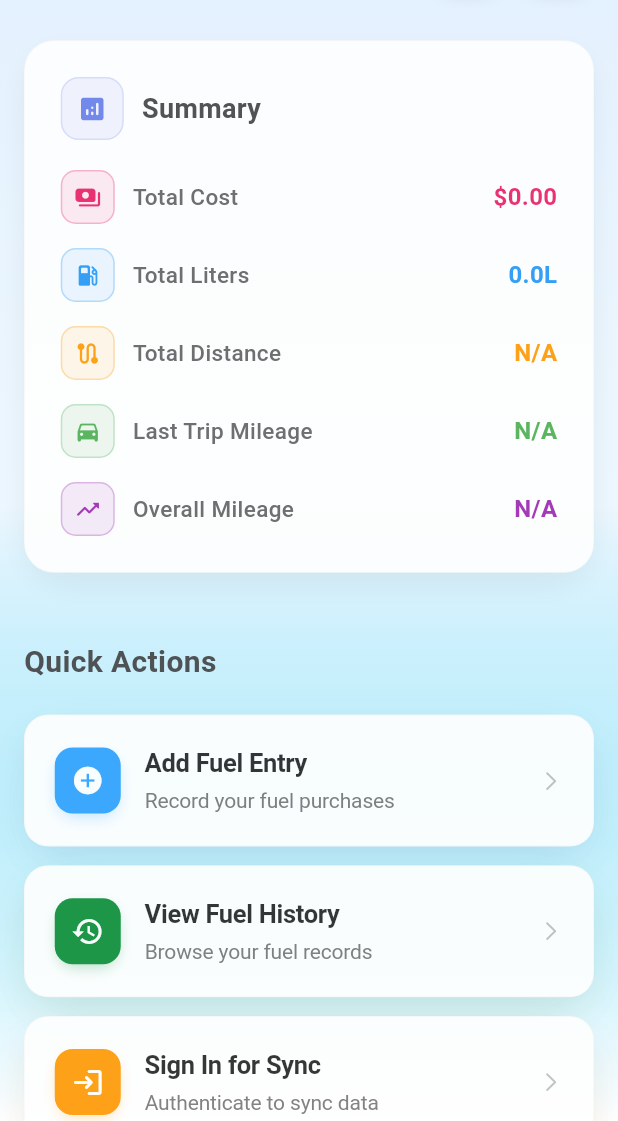
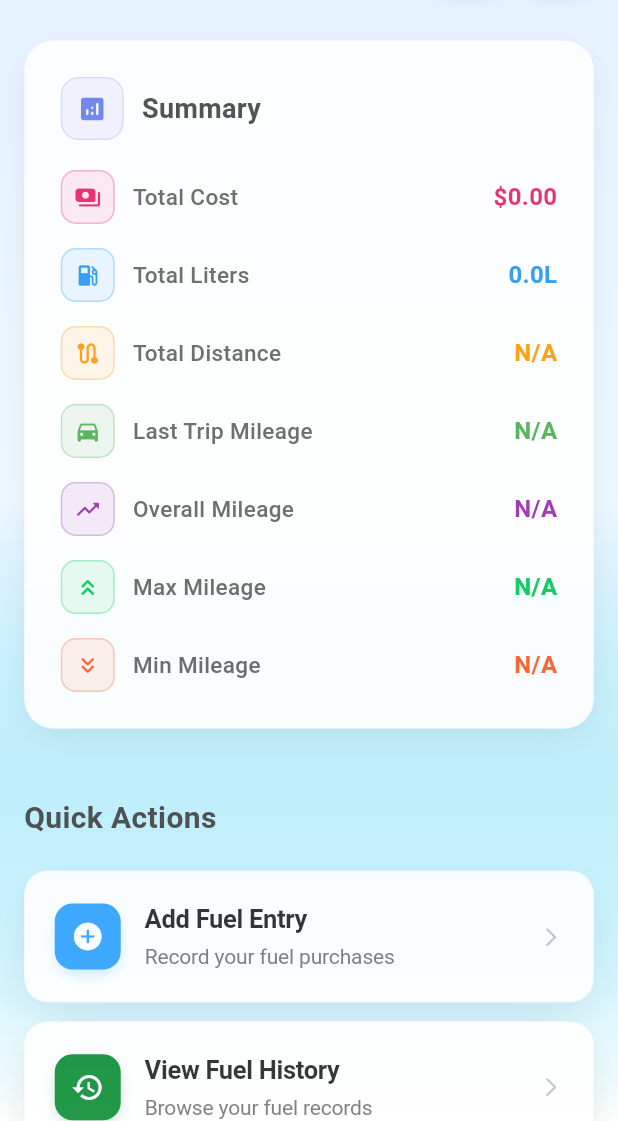
Before and after one commit to blackshadowsoftwareltd/fuel_cost, a Flutter app: the screen it shows after launch, on a phone screen of 412 x 824 dp, the part 115-1236 px from its top. Run offline on Flutter 3.47's test engine with Material 3 defaults, Android fonts, the phone set to English and light mode, and no system bars; our stand-ins replace fl_chart, flutter_riverpod, riverpod_annotation, shared_preferences; generated files the repository leaves out were written again.

Commit message:
fix loading & error message

```diff
--- a/lib/constraints.dart
+++ b/lib/constraints.dart
@@ -1 +1 @@
-const String baseUrl = 'http://localhost:3002';
+const String baseUrl = 'http://127.0.0.1:8880';
--- a/lib/screens/home_screen.dart
+++ b/lib/screens/home_screen.dart
@@ -19,7 +19,6 @@ class HomeScreen extends ConsumerStatefulWidget {
 }
 
 class _HomeScreenState extends ConsumerState<HomeScreen> with TickerProviderStateMixin {
-  bool _isSyncing = false;
 
   late AnimationController _fadeAnimationController;
   late AnimationController _slideAnimationController;
@@ -89,13 +88,11 @@ class _HomeScreenState extends ConsumerState<HomeScreen> with TickerProviderStat
   }
 
   Future<void> _performSync() async {
-    setState(() {
-      _isSyncing = true;
-    });
-
     try {
-      await ref.read(fuelEntriesProvider.notifier).syncWithServer();
-      await ref.read(syncStatusProvider.notifier).refresh();
+      // Use the proper sync provider instead of direct fuel entries sync
+      await ref.read(syncStatusProvider.notifier).performSync();
+      // Refresh fuel entries after sync
+      await ref.read(fuelEntriesProvider.notifier).refresh();
 
       if (mounted) {
         ScaffoldMessenger.of(context).showSnackBar(
@@ -107,12 +104,6 @@ class _HomeScreenState extends ConsumerState<HomeScreen> with TickerProviderStat
         ScaffoldMessenger.of(context).showSnackBar(
           SnackBar(content: Text('Sync failed: $e'), backgroundColor: Colors.red)
         );
-      }
-    } finally {
-      if (mounted) {
-        setState(() {
-          _isSyncing = false;
-        });
       }
     }
   }
@@ -403,6 +394,38 @@ class _HomeScreenState extends ConsumerState<HomeScreen> with TickerProviderStat
                               loading: () => const CircularProgressIndicator(),
                               error: (e, _) => Text('Error: $e'),
                             ),
+
+                            const SizedBox(height: 16),
+
+                            // Max Mileage Line
+                            mileageCalculationsAsync.when(
+                              data: (calculations) => _buildSummaryLine(
+                                icon: Icons.keyboard_double_arrow_up_rounded,
+                                label: 'Max Mileage',
+                                value: calculations['maxMileage']! > 0
+                                    ? '${calculations['maxMileage']!.toStringAsFixed(1)} km/L'
+                                    : 'N/A',
+                                color: const Color(0xFF00C853),
+                              ),
+                              loading: () => const CircularProgressIndicator(),
+                              error: (e, _) => Text('Error: $e'),
+                            ),
+
+                            const SizedBox(height: 16),
+
+                            // Min Mileage Line
+                            mileageCalculationsAsync.when(
+                              data: (calculations) => _buildSummaryLine(
+                                icon: Icons.keyboard_double_arrow_down_rounded,
+                                label: 'Min Mileage',
+                                value: calculations['minMileage']! > 0
+                                    ? '${calculations['minMileage']!.toStringAsFixed(1)} km/L'
+                                    : 'N/A',
+                                color: const Color(0xFFFF5722),
+                              ),
+                              loading: () => const CircularProgressIndicator(),
+                              error: (e, _) => Text('Error: $e'),
+                            ),
                           ],
                         ),
                       ),
@@ -481,26 +504,29 @@ class _HomeScreenState extends ConsumerState<HomeScreen> with TickerProviderStat
                     index: 6,
                     animation: _staggeredAnimation,
                     child: authAsync.when(
-                      data: (isAuthenticated) => lastSyncAsync.when(
+                      data: (isAuthenticated) {
+                        final syncStatusAsync = ref.watch(syncStatusProvider);
+                        return syncStatusAsync.when(
                           data: (lastSyncTime) => SyncButton(
-                          isSyncing: _isSyncing,
+                            isSyncing: false,
                             isAuthenticated: isAuthenticated,
                             onPressed: _handleSync,
                             lastSyncTime: lastSyncTime,
                           ),
                           loading: () => SyncButton(
-                          isSyncing: _isSyncing,
+                            isSyncing: true,
                             isAuthenticated: isAuthenticated,
                             onPressed: _handleSync,
                             lastSyncTime: null,
                           ),
                           error: (e, _) => SyncButton(
-                          isSyncing: _isSyncing,
+                            isSyncing: false,
                             isAuthenticated: isAuthenticated,
                             onPressed: _handleSync,
                             lastSyncTime: null,
                           ),
-                      ),
+                        );
+                      },
                       loading: () => const CircularProgressIndicator(),
                       error: (e, _) => Text('Error: $e'),
                     ),
```
Also changed, not shown: lib/business_logic/fuel_calculations.dart (+21 -1 lines), lib/services/sync_service.dart (+25 -42 lines), lib/utils/error_utils.dart (added, +85 -0 lines), 1 other file. Lines whose indentation alone changed are shown as unchanged.
